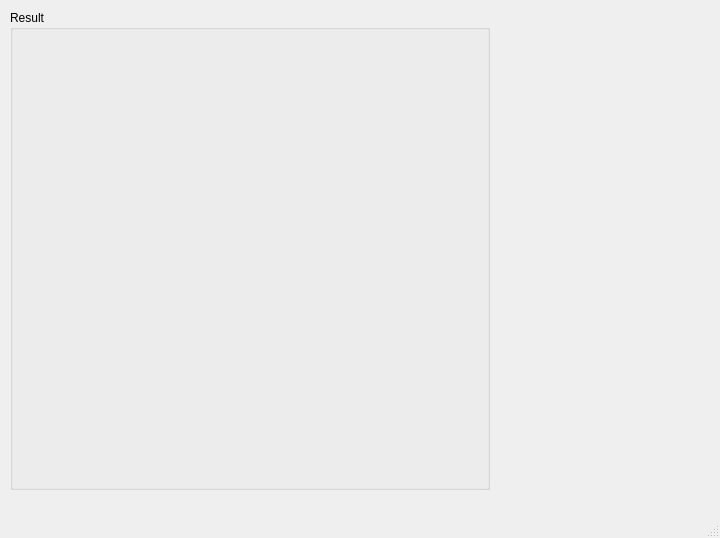
Qt form mainwindow.ui (bob-0x10/marauders-triangle) before a commit.
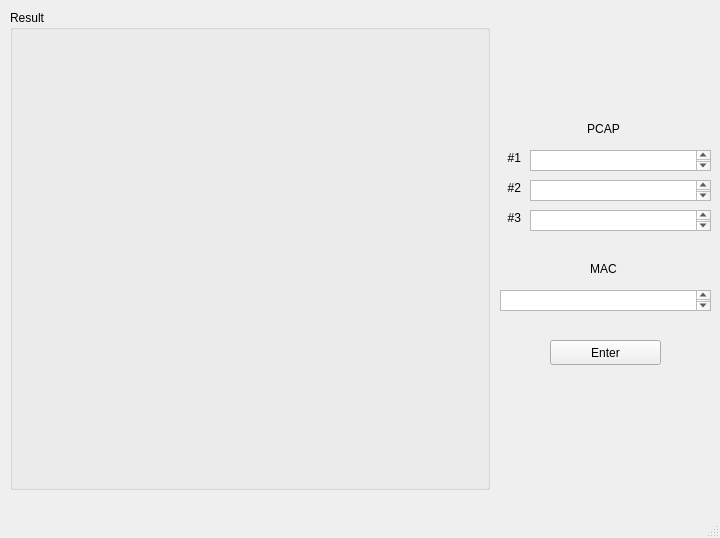
The same form after that commit.

Commit message: [FEATURE] Add button and forms in window

The edit to the form file:
```diff
--- a/mainwindow.ui
+++ b/mainwindow.ui
@@ -27,6 +27,139 @@
      <string>Result</string>
     </property>
    </widget>
+   <widget class="QPlainTextEdit" name="pcapPath_1">
+    <property name="geometry">
+     <rect>
+      <x>530</x>
+      <y>150</y>
+      <width>181</width>
+      <height>21</height>
+     </rect>
+    </property>
+   </widget>
+   <widget class="QLabel" name="pcapLable">
+    <property name="geometry">
+     <rect>
+      <x>570</x>
+      <y>120</y>
+      <width>67</width>
+      <height>17</height>
+     </rect>
+    </property>
+    <property name="text">
+     <string>PCAP</string>
+    </property>
+    <property name="alignment">
+     <set>Qt::AlignCenter</set>
+    </property>
+   </widget>
+   <widget class="QLabel" name="pcapLable_1">
+    <property name="geometry">
+     <rect>
+      <x>490</x>
+      <y>150</y>
+      <width>31</width>
+      <height>16</height>
+     </rect>
+    </property>
+    <property name="text">
+     <string>#1</string>
+    </property>
+    <property name="alignment">
+     <set>Qt::AlignRight|Qt::AlignTrailing|Qt::AlignVCenter</set>
+    </property>
+   </widget>
+   <widget class="QPlainTextEdit" name="pcapPath_2">
+    <property name="geometry">
+     <rect>
+      <x>530</x>
+      <y>180</y>
+      <width>181</width>
+      <height>21</height>
+     </rect>
+    </property>
+   </widget>
+   <widget class="QLabel" name="pcapLable_2">
+    <property name="geometry">
+     <rect>
+      <x>490</x>
+      <y>180</y>
+      <width>31</width>
+      <height>16</height>
+     </rect>
+    </property>
+    <property name="text">
+     <string>#2</string>
+    </property>
+    <property name="alignment">
+     <set>Qt::AlignRight|Qt::AlignTrailing|Qt::AlignVCenter</set>
+    </property>
+   </widget>
+   <widget class="QPlainTextEdit" name="pcapPath_3">
+    <property name="geometry">
+     <rect>
+      <x>530</x>
+      <y>210</y>
+      <width>181</width>
+      <height>21</height>
+     </rect>
+    </property>
+   </widget>
+   <widget class="QLabel" name="pcapLable_3">
+    <property name="geometry">
+     <rect>
+      <x>490</x>
+      <y>210</y>
+      <width>31</width>
+      <height>16</height>
+     </rect>
+    </property>
+    <property name="text">
+     <string>#3</string>
+    </property>
+    <property name="alignment">
+     <set>Qt::AlignRight|Qt::AlignTrailing|Qt::AlignVCenter</set>
+    </property>
+   </widget>
+   <widget class="QPlainTextEdit" name="macAddress">
+    <property name="geometry">
+     <rect>
+      <x>500</x>
+      <y>290</y>
+      <width>211</width>
+      <height>21</height>
+     </rect>
+    </property>
+   </widget>
+   <widget class="QLabel" name="macLable">
+    <property name="geometry">
+     <rect>
+      <x>570</x>
+      <y>260</y>
+      <width>67</width>
+      <height>17</height>
+     </rect>
+    </property>
+    <property name="text">
+     <string>MAC</string>
+    </property>
+    <property name="alignment">
+     <set>Qt::AlignCenter</set>
+    </property>
+   </widget>
+   <widget class="QPushButton" name="enterButton">
+    <property name="geometry">
+     <rect>
+      <x>550</x>
+      <y>340</y>
+      <width>111</width>
+      <height>25</height>
+     </rect>
+    </property>
+    <property name="text">
+     <string>Enter</string>
+    </property>
+   </widget>
   </widget>
   <widget class="QMenuBar" name="menubar">
    <property name="geometry">
```
The commit also changes 2 other files.
